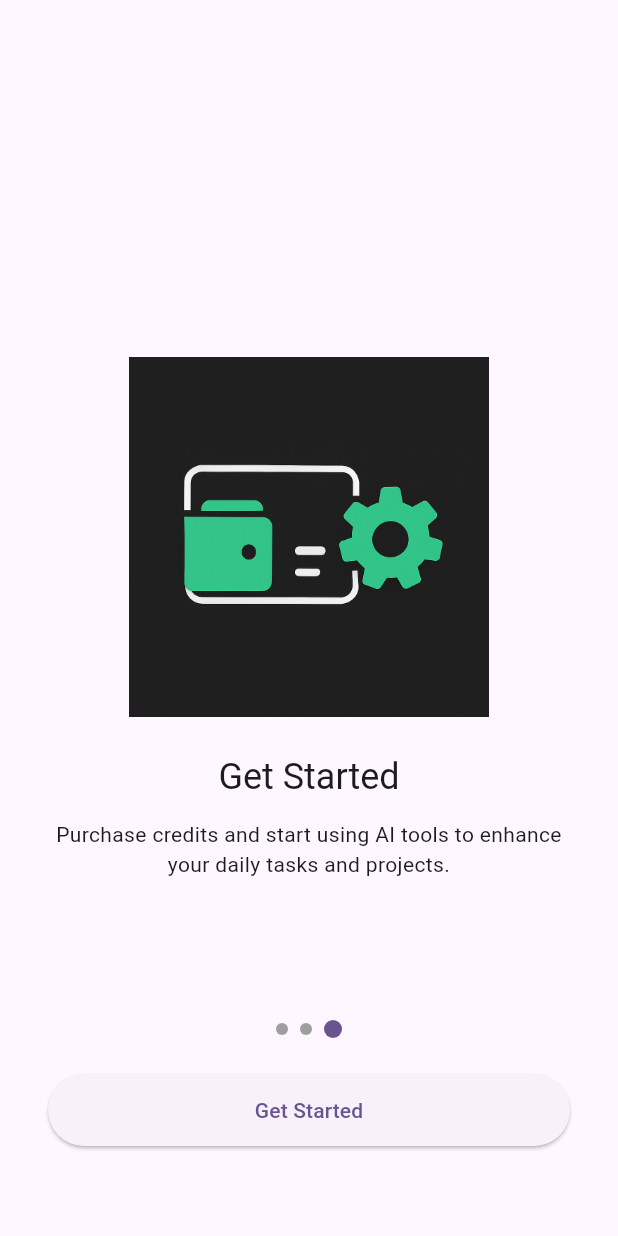
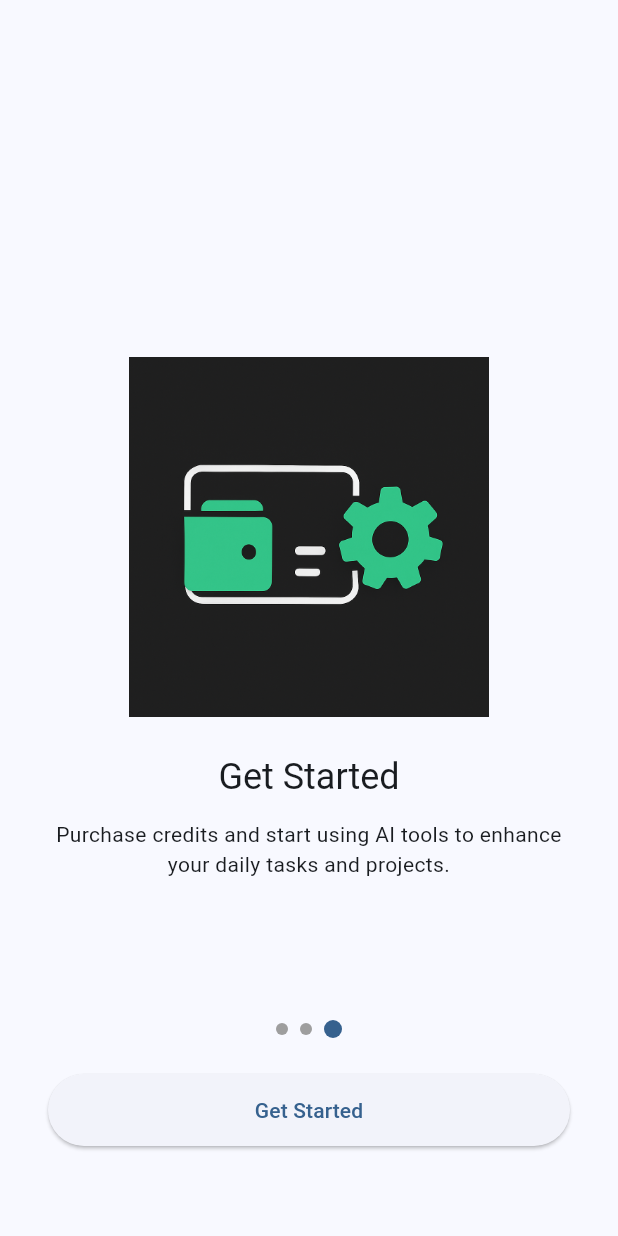
Before and after one commit to shreekantanv/SnapStoreAI, a Flutter app: the screen it shows after launch, swiped to page 3, on a phone screen of 412 x 824 dp. Run offline on Flutter 3.47's test engine with Material 3 defaults, Android fonts, the phone set to English and light mode, and no system bars; our stand-ins replace cloud_firestore, firebase_auth, firebase_core, google_sign_in; accounts and stored records are empty.

Commit message:
feat: Fix anonymous sign-in and add theme toggling
- Restores the correct Firebase `signInAnonymously` implementation.
- Adds a `ThemeProvider` to manage light and dark themes.
- Adds a theme toggle button to the home screen's app bar.

feat: Begin implementation of multi-language support

- Adds dependencies and configuration files for localization (l10n).
- Creates `.arb` files for English and Spanish translations.

Note: The multi-language support is incomplete. The generated code has not been integrated into the app yet.

```diff
--- /dev/null
+++ b/client/l10n.yaml
@@ -0,0 +1,3 @@
+arb-dir: lib/l10n
+template-arb-file: app_en.arb
+output-localization-file: app_localizations.dart
--- a/client/lib/main.dart
+++ b/client/lib/main.dart
@@ -5,6 +5,7 @@ import 'package:provider/provider.dart';
 import 'firebase_options.dart'; // generated via flutterfire CLI
 import 'providers/auth_provider.dart';
 import 'providers/tool_provider.dart';
+import 'providers/theme_provider.dart';
 
 import 'screens/splash_screen.dart';
 import 'screens/onboarding_screen.dart';
@@ -28,13 +29,26 @@ class MyApp extends StatelessWidget {
       providers: [
         ChangeNotifierProvider(create: (_) => AuthProvider()),
         ChangeNotifierProvider(create: (_) => ToolProvider()),
+        ChangeNotifierProvider(create: (_) => ThemeProvider()),
       ],
-      child: MaterialApp(
+      child: Consumer<ThemeProvider>(
+        builder: (context, themeProvider, child) {
+          return MaterialApp(
             title: 'SnapStoreAI',
             theme: ThemeData(
-          colorScheme: ColorScheme.fromSeed(seedColor: Colors.deepPurple),
+              brightness: Brightness.light,
+              colorScheme: ColorScheme.fromSeed(seedColor: Colors.blue),
               useMaterial3: true,
             ),
+            darkTheme: ThemeData(
+              brightness: Brightness.dark,
+              colorScheme: ColorScheme.fromSeed(
+                seedColor: Colors.blue,
+                brightness: Brightness.dark,
+              ),
+              useMaterial3: true,
+            ),
+            themeMode: themeProvider.themeMode,
             initialRoute: SplashScreen.routeName,
             routes: {
               SplashScreen.routeName: (_) => const SplashScreen(),
@@ -42,6 +56,8 @@ class MyApp extends StatelessWidget {
               AuthScreen.routeName: (_) => const AuthScreen(),
               HomeScreen.routeName: (_) => const HomeScreen(),
             },
+          );
+        },
       ),
     );
   }
--- /dev/null
+++ b/client/lib/providers/theme_provider.dart
@@ -0,0 +1,13 @@
+import 'package:flutter/material.dart';
+
+class ThemeProvider extends ChangeNotifier {
+  ThemeMode _themeMode = ThemeMode.system;
+
+  ThemeMode get themeMode => _themeMode;
+
+  void toggleTheme() {
+    _themeMode =
+        _themeMode == ThemeMode.light ? ThemeMode.dark : ThemeMode.light;
+    notifyListeners();
+  }
+}
--- a/client/lib/screens/auth_screen.dart
+++ b/client/lib/screens/auth_screen.dart
@@ -33,7 +33,7 @@ class AuthScreen extends StatelessWidget {
               const SizedBox(height: 16),
               TextButton(
                 onPressed:
-                auth.isLoading ? null : () => auth.signInAnonymously(context),
+                auth.isLoading ? null : () => auth.signInAnonymously(),
                 child: const Text('Continue as Guest'),
               ),
               if (auth.isLoading) ...[
--- a/client/pubspec.yaml
+++ b/client/pubspec.yaml
@@ -30,6 +30,9 @@ environment:
 dependencies:
   flutter:
     sdk: flutter
+  flutter_localizations:
+    sdk: flutter
+  intl: ^0.18.1
 
   # The following adds the Cupertino Icons font to your application.
   # Use with the CupertinoIcons class for iOS style icons.
@@ -60,6 +63,7 @@ dev_dependencies:
 
 # The following section is specific to Flutter packages.
 flutter:
+  generate: true
   assets:
     - assets/images/
   # The following line ensures that the Material Icons font is
```
Also changed, not shown: client/lib/l10n/app_en.arb (added, +14 -0 lines), client/lib/l10n/app_es.arb (added, +14 -0 lines), client/lib/providers/auth_provider.dart (+4 -21 lines), client/lib/screens/home_screen.dart (+17 -0 lines). Lines whose indentation alone changed are shown as unchanged.
